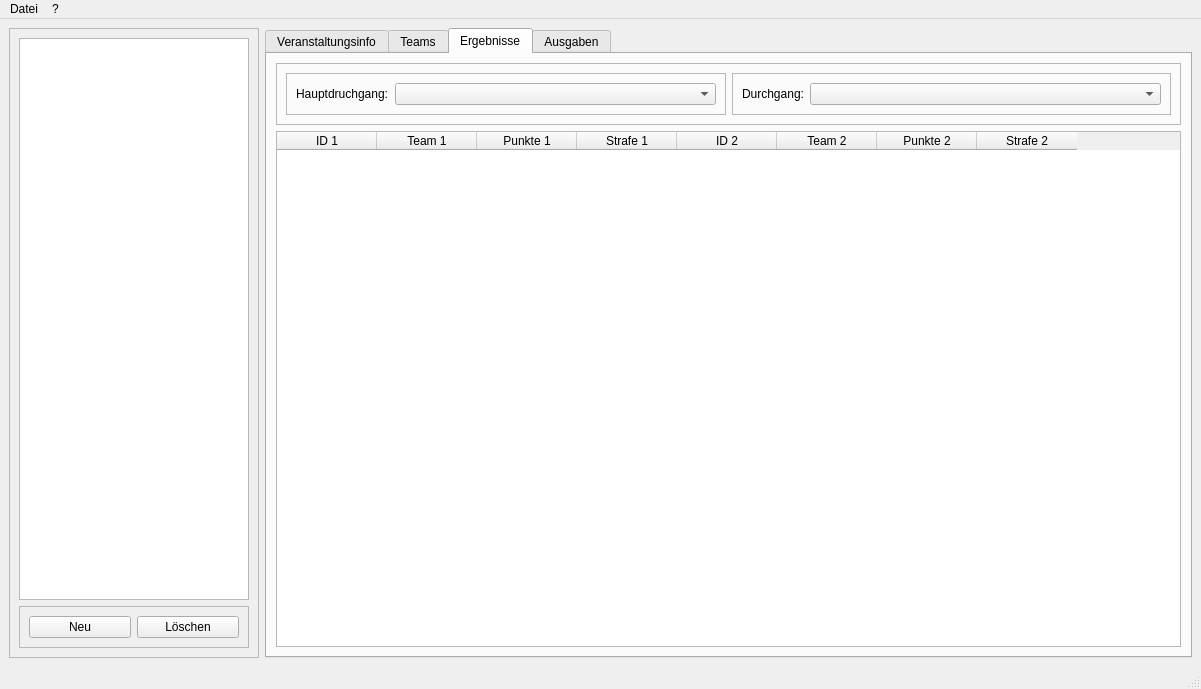
uoul/Obelus, file mainwindow.ui: the form before one commit.
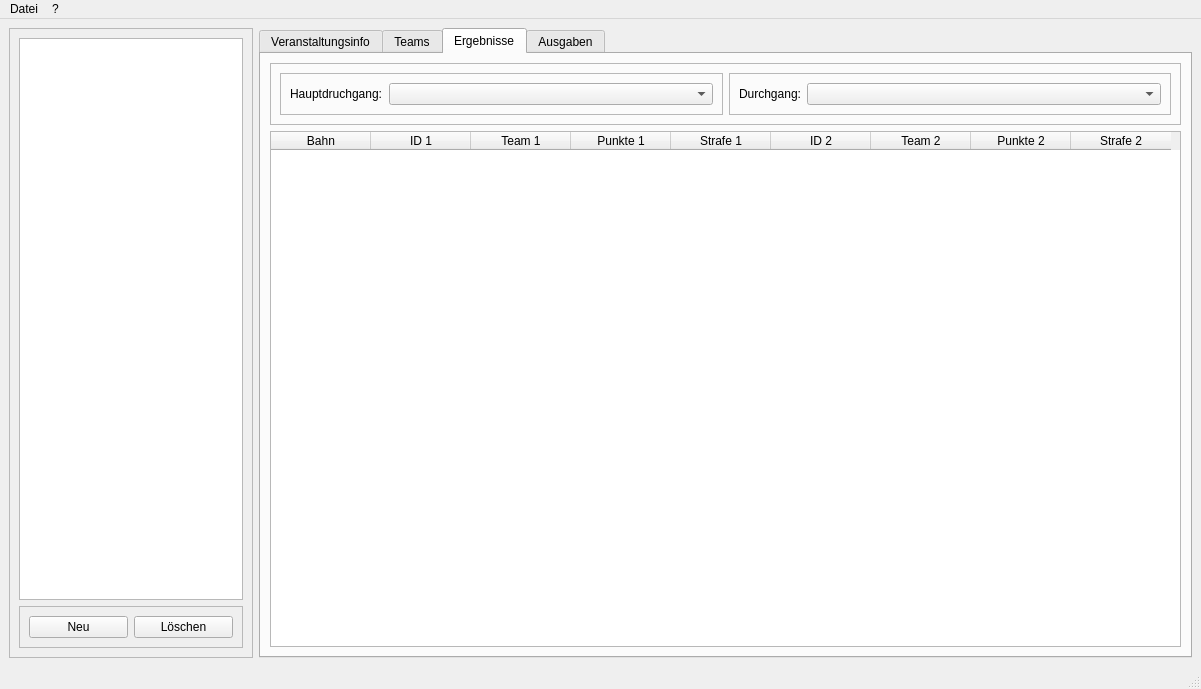
The form after the commit. Icons and pictures are not drawn.

Commit message: Team management + Result-IO added

Diff of the .ui file:
```diff
--- a/mainwindow.ui
+++ b/mainwindow.ui
@@ -510,6 +510,9 @@
           <attribute name="horizontalHeaderDefaultSectionSize">
            <number>100</number>
           </attribute>
+          <attribute name="verticalHeaderVisible">
+           <bool>false</bool>
+          </attribute>
           <attribute name="verticalHeaderCascadingSectionResizes">
            <bool>false</bool>
           </attribute>
@@ -519,6 +522,11 @@
           <attribute name="verticalHeaderStretchLastSection">
            <bool>false</bool>
           </attribute>
+          <column>
+           <property name="text">
+            <string>Bahn</string>
+           </property>
+          </column>
           <column>
            <property name="text">
             <string>ID 1</string>
```
Left out of the diff: 6 changed lines with no effect on the pictures. The commit also changes 2 other files.
